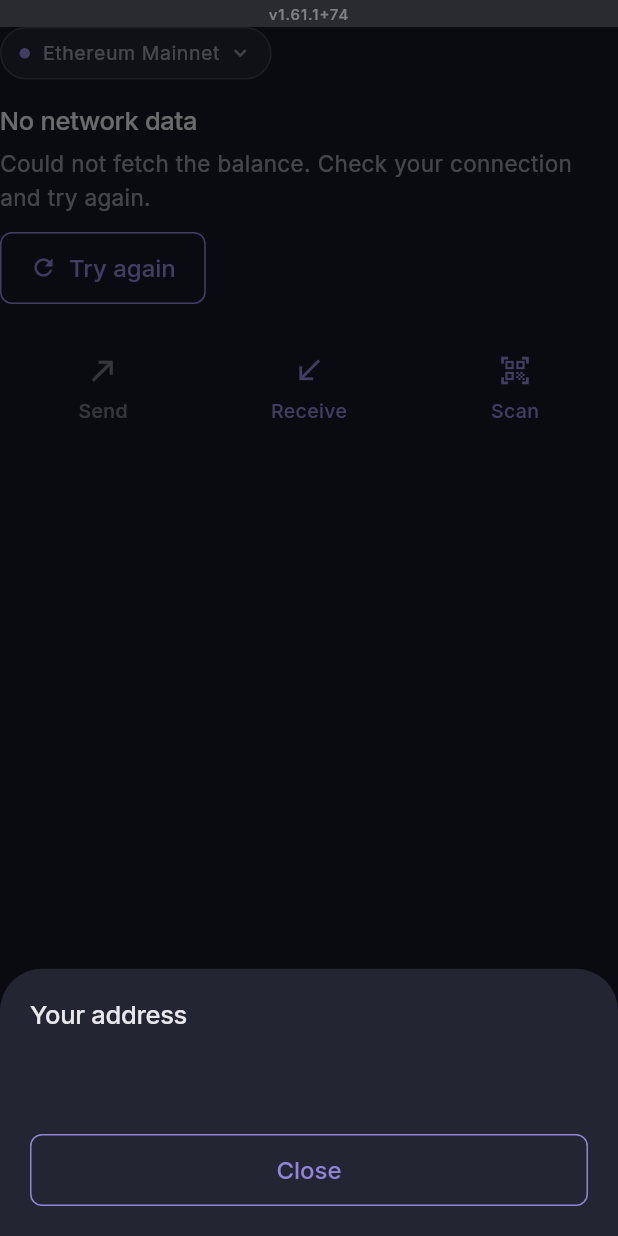
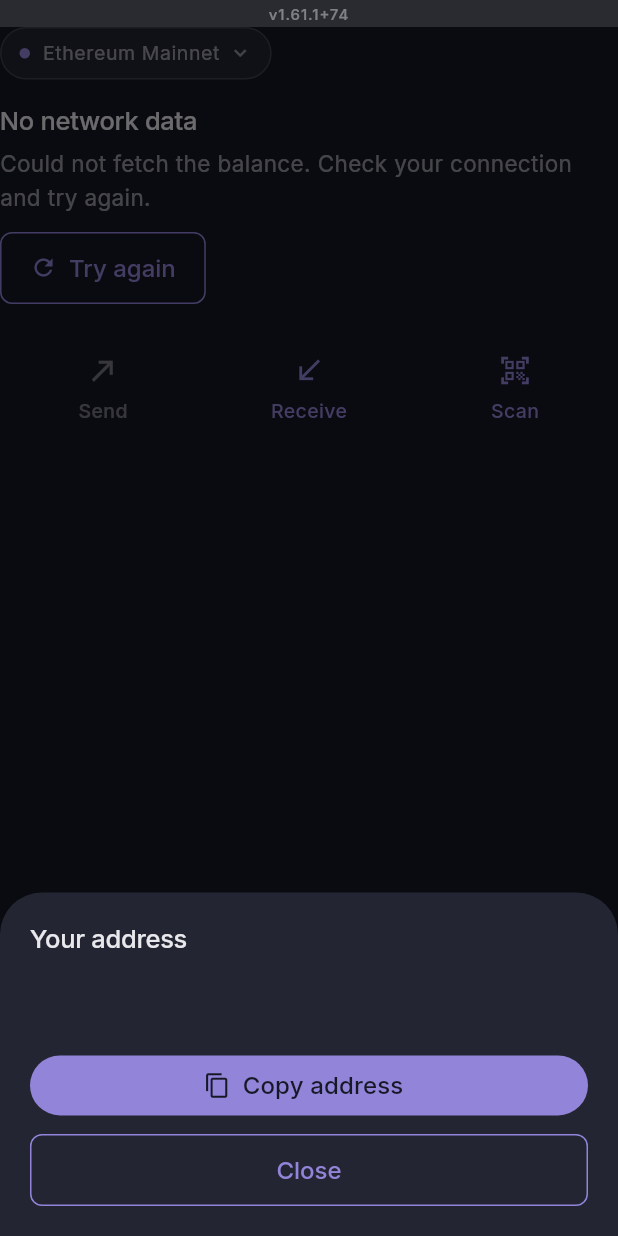
Before and after one commit to code-agent-43824/mobile-wallet-demo, a Flutter app: the _WalletTab widget shown alone on an empty page, opened directly with empty values, after a tap on "Receive", on a phone screen of 412 x 824 dp. Run offline on Flutter 3.47's test engine with Material 3 defaults, Android fonts, the phone set to English and light mode, and no system bars; our stand-ins replace convert, flutter_secure_storage, local_auth; missing offline and left inert: bc_ur, bip32, bip39, cbor, cryptography, dart:ffi and 8 more; accounts and stored records are empty; generated files the repository leaves out were written again.

Commit message:
feat(wallet): copy the address from the Receive sheet
The Receive sheet showed the wallet address as selectable text only.
It now has a Copy address button; the sheet covers where a snack bar
would appear, so the button itself turns into "Address copied" with a
check mark. A widget test checks the clipboard gets the shown address.

Co-Authored-By: Claude Opus 5.5 <noreply@anthropic.com>
Claude-Session: https://claude.ai/code/session_01SAi9sjZ5rcDtKBDjsuDYdS

```diff
--- a/lib/src/wallet_flow_screen_tabs.dart
+++ b/lib/src/wallet_flow_screen_tabs.dart
@@ -768,6 +768,9 @@ class _WalletTabState extends State<_WalletTab> {
       shape: RoundedRectangleBorder(borderRadius: style.sheetBorderRadius),
       builder: (sheetContext) {
         final theme = Theme.of(sheetContext);
+        // The sheet covers where a snack bar would appear, so the button
+        // itself says the address was copied.
+        var copied = false;
         return SafeArea(
           child: Padding(
             padding: const EdgeInsets.all(NocturneSpacing.gutter),
@@ -781,7 +784,22 @@ class _WalletTabState extends State<_WalletTab> {
                   widget.address,
                   style: theme.textTheme.bodyMedium,
                 ),
-                const SizedBox(height: NocturneSpacing.x8),
+                const SizedBox(height: NocturneSpacing.x6),
+                StatefulBuilder(
+                  builder: (context, setSheetState) => FilledButton.icon(
+                    onPressed: () async {
+                      await Clipboard.setData(
+                        ClipboardData(text: widget.address),
+                      );
+                      setSheetState(() => copied = true);
+                    },
+                    icon: Icon(copied ? Icons.check : Icons.copy_outlined),
+                    label: Text(
+                      copied ? l10n.addressCopied : l10n.actionCopyAddress,
+                    ),
+                  ),
+                ),
+                const SizedBox(height: NocturneSpacing.x3),
                 OutlinedButton(
                   onPressed: () => Navigator.of(sheetContext).pop(),
                   child: Text(l10n.actionClose),
```
Also changed, not shown: 2 other files.
